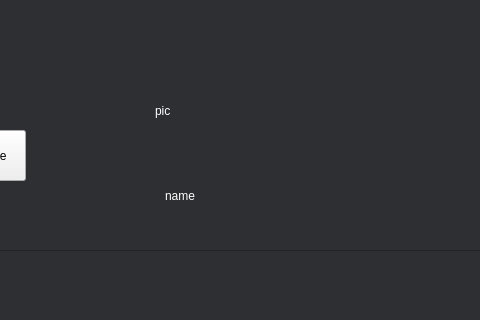
The window that playlist_songs.ui (Mahrokh-M/Spotify) describes before a commit, drawn with Qt 5; both pictures show x 485 to 965 and y 0 to 320 of the 1371 by 728 pixel window.
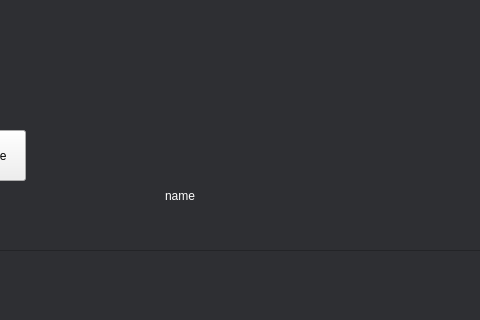
The same window after the commit.

```diff
--- a/playlist_songs.ui
+++ b/playlist_songs.ui
@@ -56,7 +56,7 @@
     <string notr="true">color: rgb(255, 255, 255);</string>
    </property>
    <property name="text">
-    <string>pic</string>
+    <string/>
    </property>
   </widget>
   <widget class="QLabel" name="playlist_name">
```
